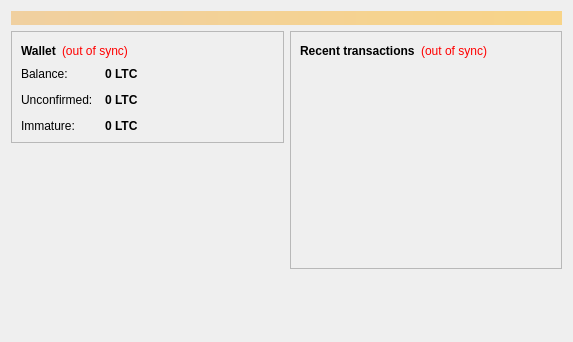
Before: the Qt Designer form src/qt/forms/overviewpage.ui in JustinAmi/Sy_Lite_Diff, drawn with Qt 5.
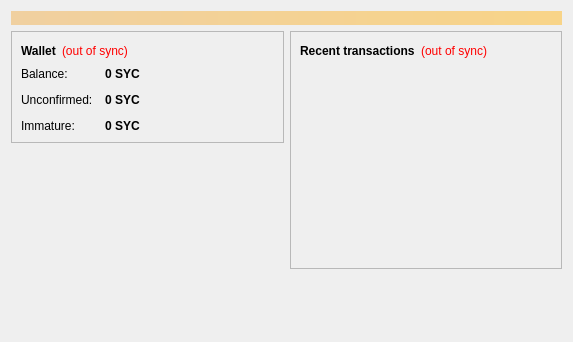
After: the same form once the commit is applied.

The edit to the form file:
```diff
--- a/src/qt/forms/overviewpage.ui
+++ b/src/qt/forms/overviewpage.ui
@@ -122,7 +122,7 @@
                <string>Your current balance</string>
               </property>
               <property name="text">
-               <string notr="true">0 LTC</string>
+               <string notr="true">0 SYC</string>
               </property>
               <property name="textInteractionFlags">
                <set>Qt::LinksAccessibleByMouse|Qt::TextSelectableByKeyboard|Qt::TextSelectableByMouse</set>
@@ -151,7 +151,7 @@
                <string>Total of transactions that have yet to be confirmed, and do not yet count toward the current balance</string>
               </property>
               <property name="text">
-               <string notr="true">0 LTC</string>
+               <string notr="true">0 SYC</string>
               </property>
               <property name="textInteractionFlags">
                <set>Qt::LinksAccessibleByMouse|Qt::TextSelectableByKeyboard|Qt::TextSelectableByMouse</set>
@@ -177,7 +177,7 @@
                <string>Mined balance that has not yet matured</string>
               </property>
               <property name="text">
-               <string notr="true">0 LTC</string>
+               <string notr="true">0 SYC</string>
               </property>
               <property name="textInteractionFlags">
                <set>Qt::LinksAccessibleByMouse|Qt::TextSelectableByKeyboard|Qt::TextSelectableByMouse</set>
```
Left out of the diff: 4 changed lines with no effect on the pictures.
